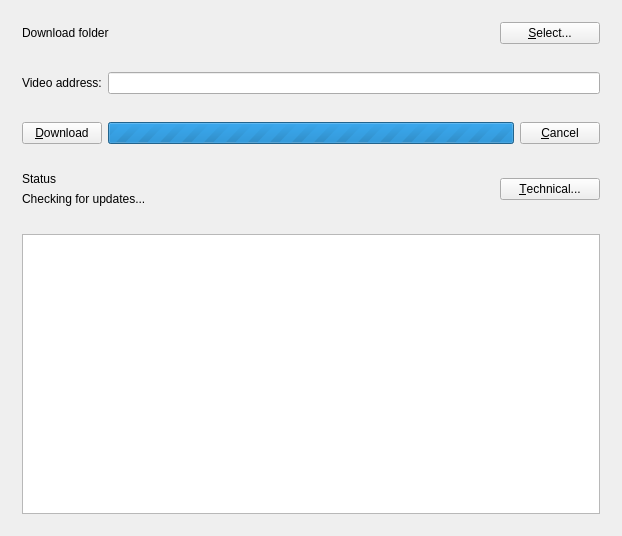
The window that MainWindow.ui (hekkup/yle-downloader-gui) describes before a commit, drawn with Qt 5.
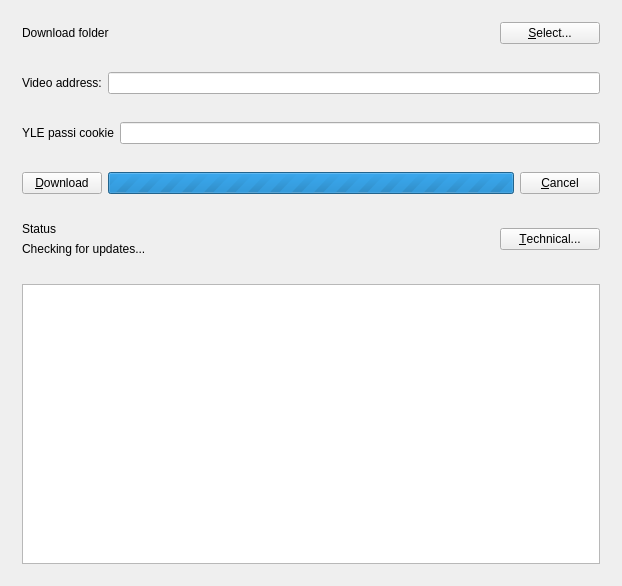
The same window after the commit.

Commit message: Added yle-passi support

The edit to the form file:
```diff
--- a/MainWindow.ui
+++ b/MainWindow.ui
@@ -7,7 +7,7 @@
     <x>0</x>
     <y>0</y>
     <width>600</width>
-    <height>507</height>
+    <height>518</height>
    </rect>
   </property>
   <property name="windowTitle">
@@ -83,6 +83,22 @@
       </layout>
      </widget>
     </item>
+    <item>
+     <widget class="QWidget" name="ylePassiWidget" native="true">
+      <layout class="QHBoxLayout" name="ylePassi">
+       <item>
+        <widget class="QLabel" name="ylePassiLabel">
+         <property name="text">
+          <string>YLE passi cookie</string>
+         </property>
+        </widget>
+       </item>
+       <item>
+        <widget class="QLineEdit" name="ylePassiCookie"/>
+       </item>
+      </layout>
+     </widget>
+    </item>
     <item>
      <widget class="QWidget" name="downloadWidget" native="true">
       <layout class="QHBoxLayout" name="horizontalLayout_3">
```
The commit also changes 5 other files.
